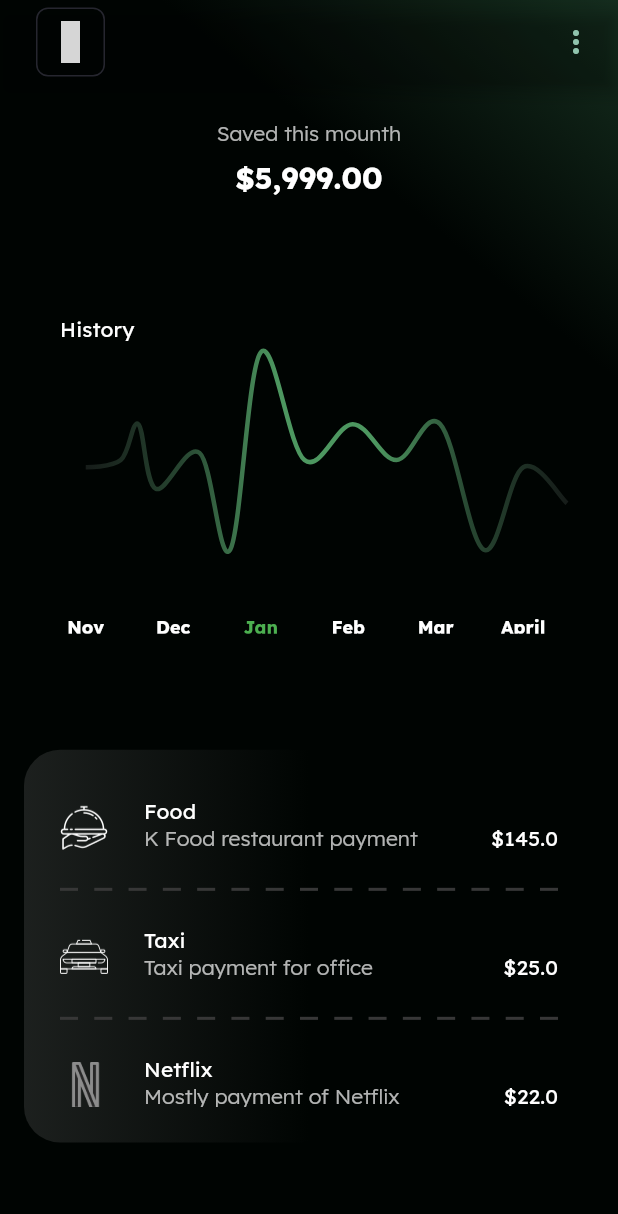
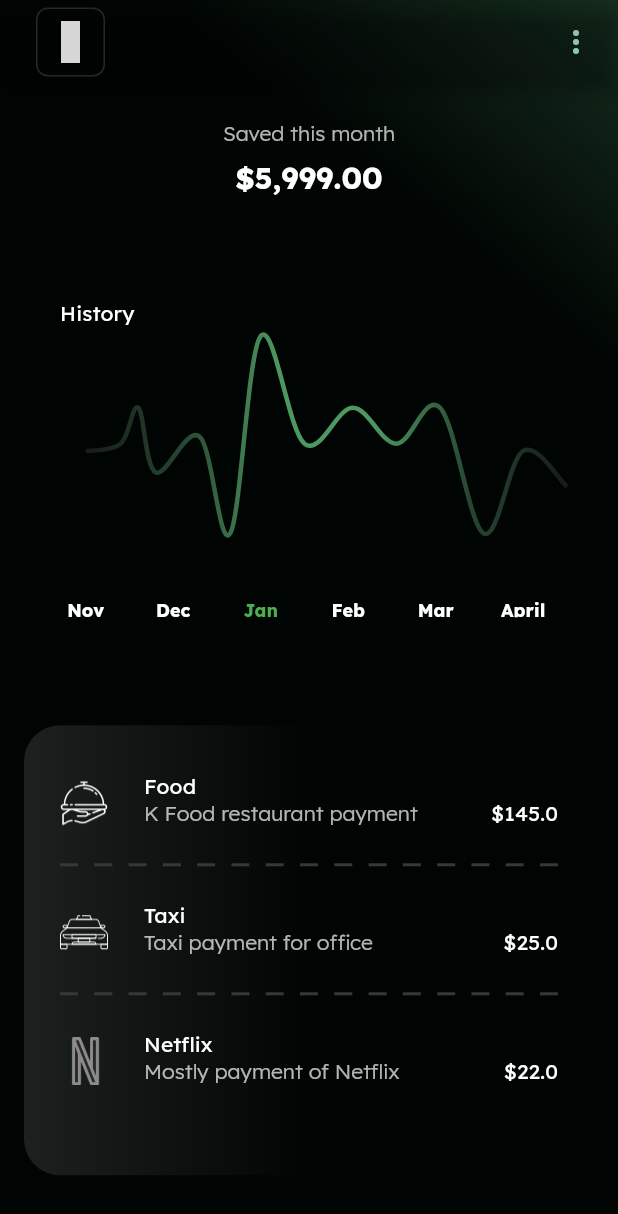
Before and after one commit to iranjunior/ui-clone-dribbble-finance-mobile-app, a Flutter app: the screen it shows after launch, after a tap on "5,9%", on a phone screen of 412 x 824 dp. Shown: the top 1214 px of the screen. Run offline on Flutter 3.47's test engine with Material 2 defaults, Android fonts, the light colour scheme and no system bars; drawn by our look-alikes of fl_chart; our stand-ins replace unicons; missing offline and left inert: flutter_statusbarcolor_ns; generated files the repository leaves out were written again; grey boxes are pictures that could not be loaded.

Commit message:
feat: l10n flutter app

```diff
--- /dev/null
+++ b/i10n.yaml
@@ -0,0 +1,3 @@
+arb-dir: lib/l10n
+template-arb-file: app_en.arb
+output-localization-file: app_localizations.dart
--- /dev/null
+++ b/lib/l10n/app_en.arb
@@ -0,0 +1,12 @@
+{
+    "greetingUser": "Hi",
+    "greeting": "Welcome Back",
+    "titleBalance": "Balance",
+    "descriptionBalance": "Upcoming payments",
+    "paymentPrincipal": "Salary",
+    "paymentSecondary": "Paypal",
+    "paymentPrincipalDescription": "Belong Interactive",
+    "paymentSecondaryDescription": "Freelance payment",
+    "savedThisMonth": "Saved this month",
+    "historyCharts": "History"
+}
--- /dev/null
+++ b/lib/l10n/app_pt.arb
@@ -0,0 +1,12 @@
+{
+    "greetingUser": "Oi,",
+    "greeting": "Bem vindo de volta",
+    "titleBalance": "Saldo",
+    "descriptionBalance": "Pagamentos recentes",
+    "paymentPrincipal": "Salário",
+    "paymentSecondary": "Paypal",
+    "paymentPrincipalDescription": "Recebido interativo",
+    "paymentSecondaryDescription": "freelance",
+    "savedThisMonth": "Valor acumulado esse mês",
+    "historyCharts": "Histórico"
+}
--- a/lib/main.dart
+++ b/lib/main.dart
@@ -1,5 +1,7 @@
 import 'package:cards_control/pages/pages.dart';
 import 'package:flutter/material.dart';
+import 'package:flutter_localizations/flutter_localizations.dart';
+import 'package:flutter_gen/gen_l10n/app_localizations.dart';
 
 void main() {
   runApp(MyApp());
@@ -11,6 +13,16 @@ class MyApp extends StatelessWidget {
     return MaterialApp(
       title: 'Card Control',
       debugShowCheckedModeBanner: false,
+      localizationsDelegates: [
+        AppLocalizations.delegate,
+        GlobalMaterialLocalizations.delegate,
+        GlobalWidgetsLocalizations.delegate,
+        GlobalCupertinoLocalizations.delegate,
+      ],
+      supportedLocales: [
+        const Locale('en', 'US'),
+        const Locale('pt', 'BR'),
+      ],
       theme: ThemeData(
         fontFamily: 'Lexend',
         canvasColor: Colors.transparent,
--- a/lib/pages/details_screen/details.dart
+++ b/lib/pages/details_screen/details.dart
@@ -1,6 +1,7 @@
 import 'package:cards_control/pages/details_screen/widgets/listTileDoubt.dart';
 import 'package:cards_control/widgets/base_page.dart';
 import 'package:cards_control/widgets/chart.dart';
+import 'package:flutter_gen/gen_l10n/app_localizations.dart';
 import 'package:flutter/cupertino.dart';
 import 'package:flutter/material.dart';
 import 'package:unicons/unicons.dart';
@@ -81,7 +82,7 @@ class _DetailsPageState extends State<DetailsPage> {
                     crossAxisAlignment: CrossAxisAlignment.center,
                     children: [
                       Text(
-                        'Saved this mounth',
+                        AppLocalizations.of(context).savedThisMonth,
                         style: Theme.of(context).textTheme.subtitle1,
                       ),
                       SizedBox(height: 8),
@@ -98,7 +99,7 @@ class _DetailsPageState extends State<DetailsPage> {
           Flexible(flex: 4, child: LinearChat()),
           Spacer(),
           Expanded(
-            flex: 4,
+            flex: 5,
             child: Container(
               padding: const EdgeInsets.only(bottom: 24),
               decoration: BoxDecoration(
--- a/lib/pages/home_screen/home.dart
+++ b/lib/pages/home_screen/home.dart
@@ -1,6 +1,7 @@
 import 'package:cards_control/pages/details_screen/details.dart';
 import 'package:cards_control/pages/home_screen/widgets/creditCard.dart';
 import 'package:cards_control/widgets/base_page.dart';
+import 'package:flutter_gen/gen_l10n/app_localizations.dart';
 import 'package:flutter/cupertino.dart';
 import 'package:flutter/material.dart';
 import 'package:flutter_statusbarcolor_ns/flutter_statusbarcolor_ns.dart';
@@ -15,11 +16,115 @@ class HomePage extends StatefulWidget {
   _HomePageState createState() => _HomePageState();
 }
 
-class _HomePageState extends State<HomePage> {
+class _HomePageState extends State<HomePage> with TickerProviderStateMixin {
+  late Animation<double> _animationPrincipalCard;
+  late Animation<double> _animationCard1;
+  late Animation<double> _animationCard2;
+  late Animation<double> _animationScaleCard1;
+  late Animation<double> _animationScaleCard2;
+  late Animation<double> _offsetXCard1;
+  late Animation<double> _offsetXCard2;
+  late Animation<double> _offsetYCard1;
+  late Animation<double> _offsetYCard2;
+  late AnimationController _controllerPrincipalCard;
+  late AnimationController _controllerCard1;
+  late AnimationController _controllerCard2;
+
   @override
   void initState() {
     super.initState();
     initiSatusBarColor();
+    _controllerCard1 = AnimationController(
+      vsync: this,
+      duration: Duration(milliseconds: 500),
+    );
+    _controllerCard2 = AnimationController(
+      vsync: this,
+      duration: Duration(milliseconds: 500),
+    );
+    _controllerPrincipalCard = AnimationController(
+      vsync: this,
+      duration: Duration(seconds: 1),
+    );
+    _offsetXCard1 = Tween(
+      begin: 0.0,
+      end: 14.0,
+    ).animate(_controllerCard1);
+    _offsetXCard2 = Tween(
+      begin: 0.0,
+      end: 20.0,
+    ).animate(_controllerCard2);
+    _offsetYCard1 = Tween(
+      begin: 0.0,
+      end: 44.0,
+    ).animate(_controllerCard1);
+    _offsetYCard2 = Tween(
+      begin: 0.0,
+      end: 20.0,
+    ).animate(_controllerCard2);
+
+    _animationCard1 = Tween(
+      begin: -math.pi / 20,
+      end: math.pi / 10,
+    ).animate(CurvedAnimation(
+      parent: _controllerCard1,
+      curve: Curves.linear,
+    )..addListener(() {
+        setState(() {});
+      }));
+    _animationCard2 = Tween(
+      begin: -math.pi / 30,
+      end: math.pi / 20,
+    ).animate(CurvedAnimation(
+      parent: _controllerCard2,
+      curve: Curves.linear,
+    )..addListener(() {
+        setState(() {});
+      }))
+      ..addStatusListener((status) {
+        if (status == AnimationStatus.completed) {
+          _controllerCard1.forward();
+        }
+      });
+
+    _animationScaleCard1 = Tween(
+      begin: 0.65,
+      end: 1.0,
+    ).animate(
+        CurvedAnimation(parent: _controllerCard1, curve: Curves.easeInOut))
+      ..addListener(() {
+        setState(() {});
+      });
+    _animationScaleCard2 = Tween(
+      begin: 0.65,
+      end: 1.0,
+    ).animate(
+        CurvedAnimation(parent: _controllerCard2, curve: Curves.easeInOut))
+      ..addListener(() {
+        setState(() {});
+      });
+    _animationPrincipalCard = Tween(
+      end: 0.0,
+      begin: 1.0,
+    ).animate(_controllerPrincipalCard)
+      ..addListener(() {
+        setState(() {});
+      })
+      ..addStatusListener((status) {
+        if (status == AnimationStatus.completed) {
+          _controllerCard2.forward();
+        }
+      });
+
+    _controllerPrincipalCard.forward();
+  }
+
+  @override
+  void dispose() {
+    _controllerCard1.dispose();
+    _controllerCard2.dispose();
+    _controllerPrincipalCard.dispose();
+    super.dispose();
   }
 
   Future<void> initiSatusBarColor() async {
@@ -38,13 +143,13 @@ class _HomePageState extends State<HomePage> {
           crossAxisAlignment: CrossAxisAlignment.start,
           children: [
             Text(
-              'Hi Ghaulam',
+              '${AppLocalizations.of(context).greetingUser} Ghaulam',
               style: Theme.of(context).textTheme.headline1,
             ),
             SizedBox(
               height: 8,
             ),
-            Text('Welcome Back', style: Theme.of(context).textTheme.subtitle1),
+            Text(AppLocalizations.of(context).greeting, style: Theme.of(context).textTheme.subtitle1),
           ],
         ),
         actions: [
@@ -66,31 +171,47 @@ class _HomePageState extends State<HomePage> {
             child: Stack(
               alignment: Alignment.bottomLeft,
               children: [
-                Transform.scale(
-                  scale: 0.88,
+                Opacity(
+                  opacity: _controllerCard1.value,
+                  child: Transform.scale(
+                    scale: _animationScaleCard1.value * 0.86,
                     child: Transform.translate(
-                    offset: const Offset(14, 44),
+                      offset: Offset(_offsetXCard1.value, _offsetYCard1.value),
                       child: Transform.rotate(
-                      angle: math.pi / 10,
+                        angle: _animationCard1.value,
                         child: CreditCardContainer(),
                       ),
                     ),
                   ),
-                Transform.scale(
-                  scale: 0.98,
+                ),
+                Opacity(
+                  opacity: _controllerCard2.value,
+                  child: Transform.scale(
+                    scale: _animationScaleCard2.value * 0.94,
                     child: Transform.translate(
-                    offset: const Offset(20, 20),
+                      offset: Offset(_offsetXCard2.value, _offsetYCard2.value),
                       child: Transform.rotate(
-                      angle: math.pi / 20,
+                        angle: _animationCard2.value,
                         child: CreditCardContainer(),
                       ),
                     ),
                   ),
-                CreditCard(),
+                ),
+                Opacity(
+                  opacity: _controllerPrincipalCard.value,
+                  child: Transform.translate(
+                    offset: Offset(0.0, _animationPrincipalCard.value * 30),
+                    child: CreditCard(),
+                  ),
+                ),
               ],
             ),
           ),
           Flexible(
+            child: Opacity(
+              opacity: _controllerPrincipalCard.value,
+              child: Transform.translate(
+                offset: Offset(0.0, _animationPrincipalCard.value * 30),
                 child: Row(
                   mainAxisSize: MainAxisSize.min,
                   children: [
@@ -101,7 +222,7 @@ class _HomePageState extends State<HomePage> {
                         crossAxisAlignment: CrossAxisAlignment.start,
                         children: [
                           Text(
-                        'Balance',
+                            AppLocalizations.of(context).titleBalance,
                             style: Theme.of(context).textTheme.subtitle1,
                           ),
                           SizedBox(
@@ -115,7 +236,7 @@ class _HomePageState extends State<HomePage> {
                             height: 8,
                           ),
                           Text(
-                        'Upcoming payments',
+                            AppLocalizations.of(context).descriptionBalance,
                             style: Theme.of(context).textTheme.subtitle1,
                           ),
                         ],
@@ -145,7 +266,8 @@ class _HomePageState extends State<HomePage> {
                             child: GestureDetector(
                               onTap: () => Navigator.push(
                                 context,
-                            MaterialPageRoute(builder: (_) => DetailsPage()),
+                                MaterialPageRoute(
+                                    builder: (_) => DetailsPage()),
                               ),
                               child: Row(
                                 mainAxisSize: MainAxisSize.min,
@@ -160,7 +282,8 @@ class _HomePageState extends State<HomePage> {
                                   ),
                                   Text(
                                     '5,9%',
-                                style: Theme.of(context).textTheme.subtitle2,
+                                    style:
+                                        Theme.of(context).textTheme.subtitle2,
                                   ),
                                 ],
                               ),
@@ -172,8 +295,14 @@ class _HomePageState extends State<HomePage> {
                   ],
                 ),
               ),
+            ),
+          ),
           Flexible(
             flex: 2,
+            child: Opacity(
+              opacity: _controllerPrincipalCard.value,
+              child: Transform.translate(
+                offset: Offset(0.0, _animationPrincipalCard.value * 30),
                 child: Row(
                   mainAxisAlignment: MainAxisAlignment.spaceAround,
                   children: [
@@ -205,14 +334,14 @@ class _HomePageState extends State<HomePage> {
                             height: 16,
                           ),
                           Text(
-                        'Salary',
+                            AppLocalizations.of(context).paymentPrincipal,
                             style: Theme.of(context).textTheme.headline5,
                           ),
                           SizedBox(
                             height: 8,
                           ),
                           Text(
-                        'Belong Interactive',
+                            AppLocalizations.of(context).paymentPrincipalDescription,
                             style: Theme.of(context).textTheme.headline6,
                           ),
                           SizedBox(
@@ -253,14 +382,14 @@ class _HomePageState extends State<HomePage> {
                             height: 16,
                           ),
                           Text(
-                        'Paypal',
+                            AppLocalizations.of(context).paymentSecondary,
                             style: Theme.of(context).textTheme.headline5,
                           ),
                           SizedBox(
                             height: 8,
                           ),
                           Text(
-                        'Freelance payment',
+                            AppLocalizations.of(context).paymentSecondaryDescription,
                             style: Theme.of(context).textTheme.headline6,
                           ),
                           SizedBox(
@@ -276,8 +405,11 @@ class _HomePageState extends State<HomePage> {
                   ],
                 ),
               ),
+            ),
+          ),
         ],
       ),
+      hideBottomNavigationBar: false,
     );
   }
 }
--- a/lib/widgets/chart.dart
+++ b/lib/widgets/chart.dart
@@ -1,3 +1,4 @@
+import 'package:flutter_gen/gen_l10n/app_localizations.dart';
 import 'package:fl_chart/fl_chart.dart';
 import 'package:flutter/material.dart';
 
@@ -45,7 +46,7 @@ class _LinearChatState extends State<LinearChat> {
         Padding(
           padding: const EdgeInsets.symmetric(horizontal: 24.0),
           child: Text(
-            'History',
+            AppLocalizations.of(context).historyCharts,
             style: Theme.of(context).textTheme.subtitle2,
           ),
         )
```
Also changed, not shown: pubspec.yaml (+6 -45 lines), pubspec.lock. Lines whose indentation alone changed are shown as unchanged.
